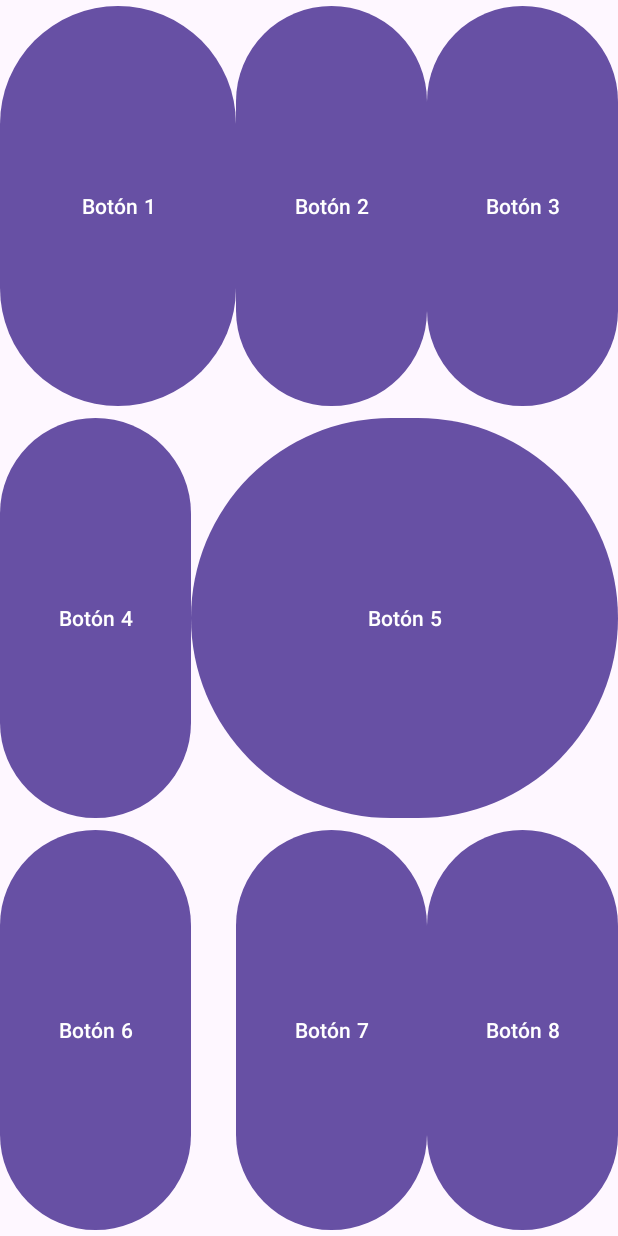
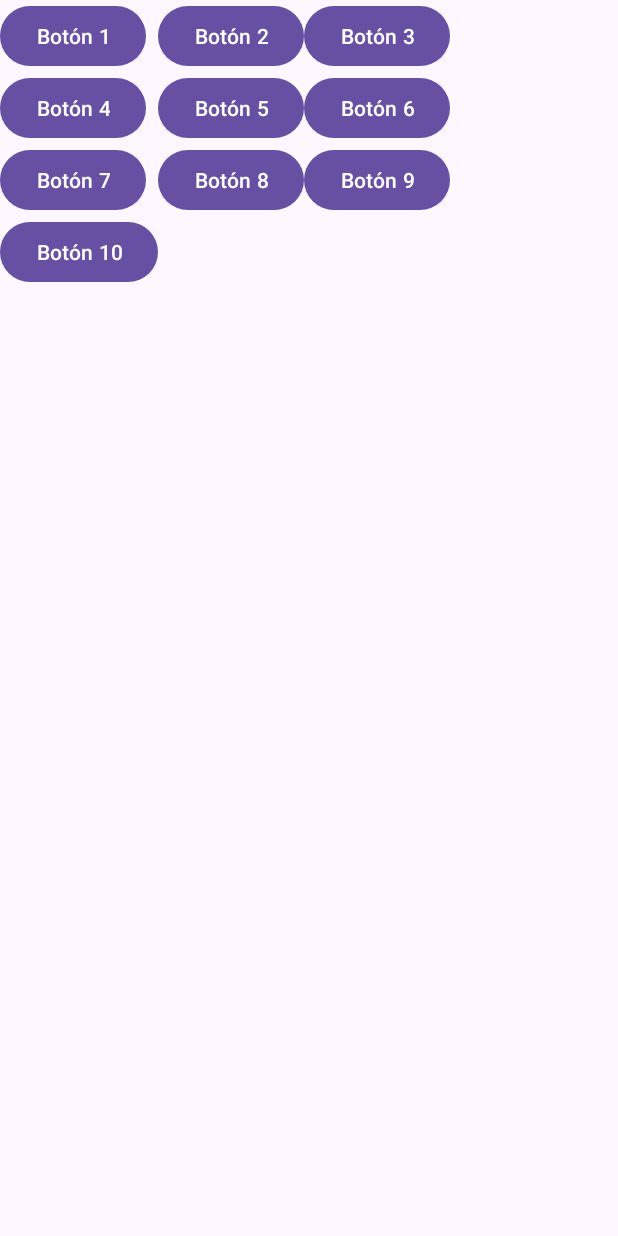
Before and after one commit to rrchoque/rrchoque-netzun-kotlin-avanzado-parte-2, an Android app: the screen it shows after launch (LayoutsActivity), on a phone screen of 412 x 824 dp. Run offline under Robolectric (Android 15) with nearby library versions, the phone set to English and light mode, and no system bars.

Commit message:
Se terminó la cápsula 9 del módulo 04: GridLayout

```diff
--- a/EmptyApp/app/src/main/res/layout/activity_layouts.xml
+++ b/EmptyApp/app/src/main/res/layout/activity_layouts.xml
@@ -1,59 +1,51 @@
 <?xml version="1.0" encoding="utf-8"?>
-<TableLayout xmlns:android="http://schemas.android.com/apk/res/android"
+<GridLayout xmlns:android="http://schemas.android.com/apk/res/android"
     xmlns:app="http://schemas.android.com/apk/res-auto"
     xmlns:tools="http://schemas.android.com/tools"
     android:layout_width="match_parent"
     android:layout_height="match_parent"
-    tools:context=".LayoutsActivity"
-    android:stretchColumns="*">
+    android:columnCount="3"
+    android:orientation="horizontal"
+    tools:context=".LayoutsActivity">
 
-    <TableRow
-        android:layout_weight="1">
-        <Button
-            android:layout_column="0"
-            android:layout_span="2"
-            android:layout_width="wrap_content"
-            android:layout_height="match_parent"
-            android:text="Botón 1"
-            />
-        <Button
-
-            android:layout_width="wrap_content"
-            android:layout_height="match_parent"
-            android:text="Botón 2"/>
     <Button
         android:layout_width="wrap_content"
-            android:layout_height="match_parent"
-            android:text="Botón 3"/>
-    </TableRow>
-    <TableRow
-        android:layout_weight="1">
+        android:layout_height="wrap_content"
+        android:text="Botón 1" />
     <Button
         android:layout_width="wrap_content"
-            android:layout_height="match_parent"
-            android:text="Botón 4"/>
+        android:layout_height="wrap_content"
+        android:text="Botón 2" />
     <Button
-            android:layout_span="3"
         android:layout_width="wrap_content"
-            android:layout_height="match_parent"
-            android:text="Botón 5"/>
-    </TableRow>
-    <TableRow
-        android:layout_weight="1">
+        android:layout_height="wrap_content"
+        android:text="Botón 3" />
     <Button
-            android:layout_column="0"
         android:layout_width="wrap_content"
-            android:layout_height="match_parent"
-            android:text="Botón 6"/>
+        android:layout_height="wrap_content"
+        android:text="Botón 4" />
     <Button
-            android:layout_column="2"
         android:layout_width="wrap_content"
-            android:layout_height="match_parent"
-            android:text="Botón 7"/>
+        android:layout_height="wrap_content"
+        android:text="Botón 5" />
     <Button
-            android:layout_column="3"
         android:layout_width="wrap_content"
-            android:layout_height="match_parent"
-            android:text="Botón 8"/>
-    </TableRow>
-</TableLayout>
+        android:layout_height="wrap_content"
+        android:text="Botón 6" />
+    <Button
+        android:layout_width="wrap_content"
+        android:layout_height="wrap_content"
+        android:text="Botón 7" />
+    <Button
+        android:layout_width="wrap_content"
+        android:layout_height="wrap_content"
+        android:text="Botón 8" />
+    <Button
+        android:layout_width="wrap_content"
+        android:layout_height="wrap_content"
+        android:text="Botón 9" />
+    <Button
+        android:layout_width="wrap_content"
+        android:layout_height="wrap_content"
+        android:text="Botón 10" />
+</GridLayout>
```
Lines whose indentation alone changed are shown as unchanged.
